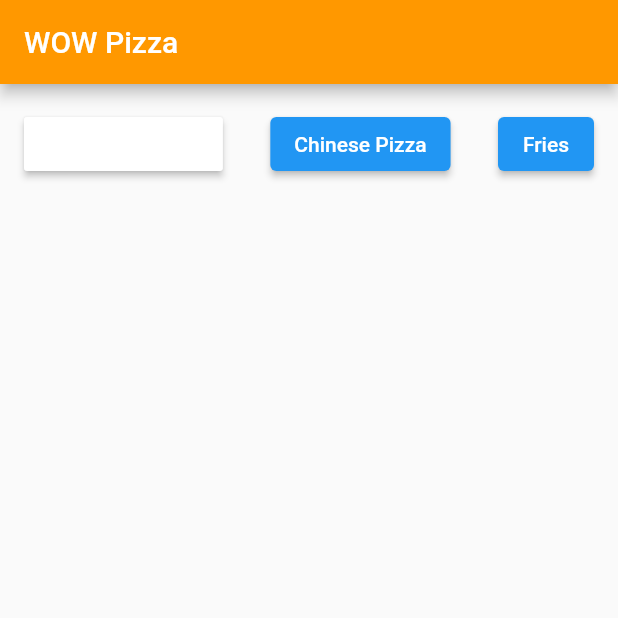
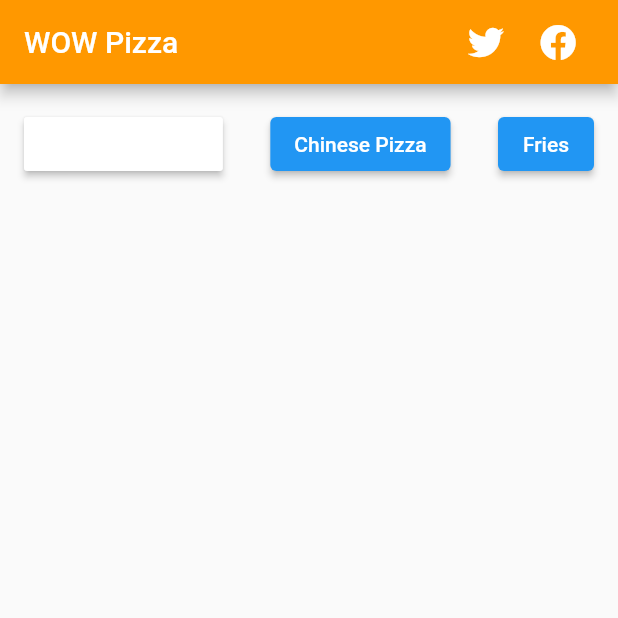
Before and after one commit to MickeyDLuffy/fledgling__flutter, a Flutter app: the screen it shows after launch, on a phone screen of 412 x 824 dp, the top half of it. Run offline on Flutter 3.47's test engine with Material 2 defaults, Android fonts, the light colour scheme and no system bars; our stand-ins replace font_awesome_flutter, webview_flutter.

Commit message:
Asignment here

```diff
--- a/lib/WowPizzaProject/HomePage.dart
+++ b/lib/WowPizzaProject/HomePage.dart
@@ -1,14 +1,37 @@
 import 'package:flutter/cupertino.dart';
 import 'package:flutter/material.dart';
+import 'package:font_awesome_flutter/font_awesome_flutter.dart';
 
 class PizzaHomePage extends StatelessWidget {
   @override
   Widget build(BuildContext context) {
     return Scaffold(
       appBar: AppBar(
-        backgroundColor: Colors.orange,
-        title: Text('WOW Pizza'),
-      ),
+          backgroundColor: Colors.orange,
+          title: Row(
+            children: [
+              Text('WOW Pizza'),
+              Expanded(
+                  child: Row(
+                mainAxisAlignment: MainAxisAlignment.end,
+                children: [
+                  IconButton(
+                    icon: FaIcon(FontAwesomeIcons.twitter),
+                    onPressed: () {
+                      print('Twitter clicked');
+                      Navigator.pushNamed(context, '/twitter');
+                    },
+                  ),
+                  IconButton(
+                    icon: FaIcon(FontAwesomeIcons.facebook),
+                    onPressed: () {
+                      Navigator.pushNamed(context, '/facebook');
+                    },
+                  ),
+                ],
+              ))
+            ],
+          )),
       body: Padding(
         padding: EdgeInsets.all(16.0),
         child: Row(
--- a/lib/main.dart
+++ b/lib/main.dart
@@ -112,6 +112,8 @@
 //   }
 // }
 
+import 'package:falcon_wings/WowPizzaProject/FaceBookWebVIew.dart';
+import 'package:falcon_wings/WowPizzaProject/TwitterWebView.dart';
 import 'package:flutter/material.dart';
 
 import 'WebView.dart';
@@ -120,5 +122,9 @@ import 'WowPizzaProject/HomePage.dart';
 void main() {
   runApp(MaterialApp(
     home: PizzaHomePage(),
+    routes: {
+      '/twitter': (context) => TwitterWebVIew(),
+      '/facebook': (context) => FaceBookWebVIew(),
+    },
   ));
 }
--- a/pubspec.yaml
+++ b/pubspec.yaml
@@ -29,6 +29,7 @@ dependencies:
   # The following adds the Cupertino Icons font to your application.
   # Use with the CupertinoIcons class for iOS style icons.
   cupertino_icons: ^1.0.2
+  font_awesome_flutter: ^9.0.0
 
 dev_dependencies:
   flutter_test:
```
Also changed, not shown: lib/WowPizzaProject/FaceBookWebVIew.dart (added, +15 -0 lines), lib/WowPizzaProject/TwitterWebView.dart (added, +15 -0 lines), pubspec.lock.
